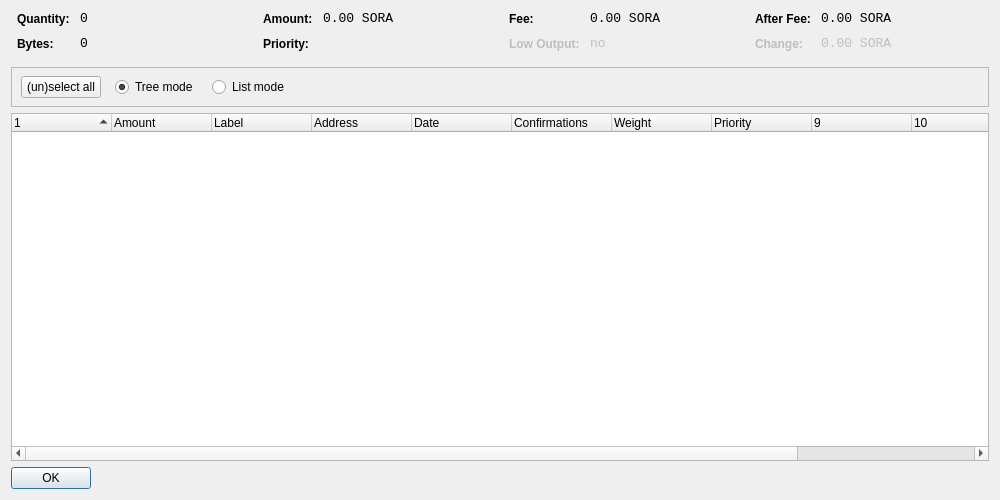
FromHDDtoSSD/SorachanCoin-qt, file src/qt/forms/coincontroldialog.ui: the form before one commit.
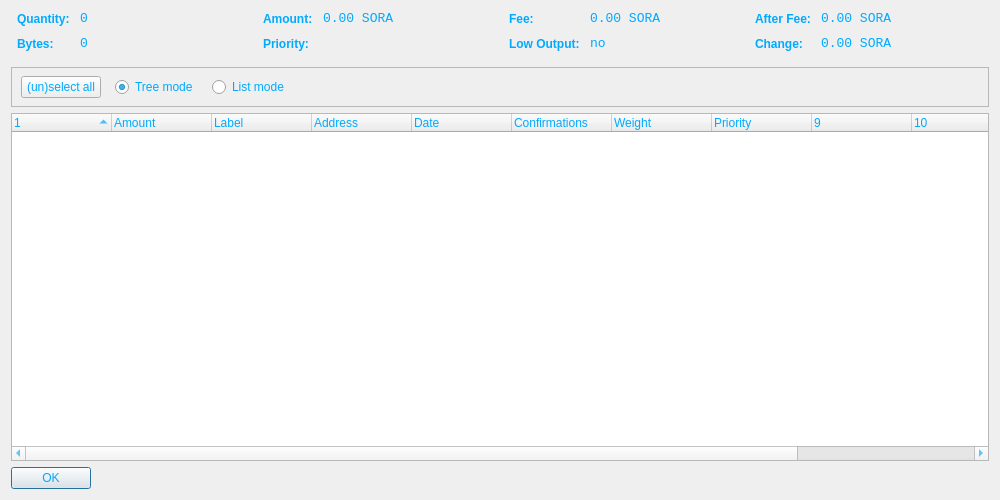
The form after the commit. Icons and pictures are not drawn. Custom widgets are drawn as their Qt base class.

What changed in the file:
```diff
--- a/src/qt/forms/coincontroldialog.ui
+++ b/src/qt/forms/coincontroldialog.ui
@@ -13,6 +13,10 @@
   <property name="windowTitle">
    <string>Coin Control</string>
   </property>
+  <property name="styleSheet">
+   <string notr="true">background-image: url(:/images/bkg2);
+color: rgb(0, 170, 255);</string>
+  </property>
   <layout class="QVBoxLayout" name="verticalLayout">
    <item>
     <layout class="QHBoxLayout" name="horizontalLayoutTop" stretch="0,0,0,0">
```
